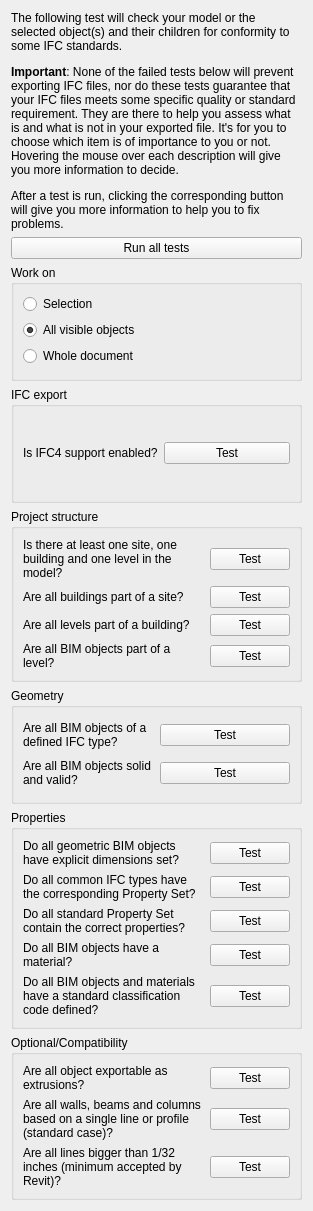
The window that dialogPreflight.ui (yorikvanhavre/BIM_Workbench) describes before a commit, drawn with Qt 5.
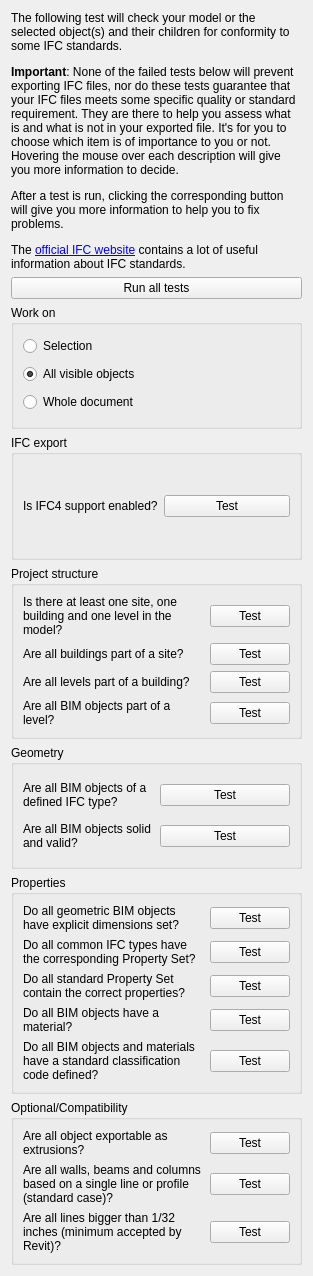
The same window after the commit.

Commit message: further tests implemented in preflight tool

Diff of the .ui file:
```diff
--- a/dialogPreflight.ui
+++ b/dialogPreflight.ui
@@ -7,7 +7,7 @@
     <x>0</x>
     <y>0</y>
     <width>313</width>
-    <height>1211</height>
+    <height>1276</height>
    </rect>
   </property>
   <property name="windowTitle">
@@ -17,7 +17,7 @@
    <item>
     <widget class="QLabel" name="label_7">
      <property name="text">
-      <string>&lt;html&gt;&lt;head/&gt;&lt;body&gt;&lt;p&gt;The following test will check your model or the selected object(s) and their children for conformity to some IFC standards.&lt;/p&gt;&lt;p&gt;&lt;span style=&quot; font-weight:600;&quot;&gt;Important&lt;/span&gt;: None of the failed tests below will prevent exporting IFC files, nor do these tests guarantee that your IFC files meets some specific quality or standard requirement. They are there to help you assess what is and what is not in your exported file. It's for you to choose which item is of importance to you or not. Hovering the mouse over each description will give you more information to decide.&lt;/p&gt;&lt;p&gt;After a test is run, clicking the corresponding button will give you more information to help you to fix problems.&lt;/p&gt;&lt;/body&gt;&lt;/html&gt;</string>
+      <string>&lt;html&gt;&lt;head/&gt;&lt;body&gt;&lt;p&gt;The following test will check your model or the selected object(s) and their children for conformity to some IFC standards.&lt;/p&gt;&lt;p&gt;&lt;span style=&quot; font-weight:600;&quot;&gt;Important&lt;/span&gt;: None of the failed tests below will prevent exporting IFC files, nor do these tests guarantee that your IFC files meets some specific quality or standard requirement. They are there to help you assess what is and what is not in your exported file. It's for you to choose which item is of importance to you or not. Hovering the mouse over each description will give you more information to decide.&lt;/p&gt;&lt;p&gt;After a test is run, clicking the corresponding button will give you more information to help you to fix problems.&lt;/p&gt;&lt;p&gt;The &lt;a href=&quot;http://www.buildingsmart-tech.org/specifications&quot;&gt;&lt;span style=&quot; text-decoration: underline; color:#0000ff;&quot;&gt;official IFC website&lt;/span&gt;&lt;/a&gt; contains a lot of useful information about IFC standards.&lt;/p&gt;&lt;/body&gt;&lt;/html&gt;</string>
      </property>
      <property name="wordWrap">
       <bool>true</bool>
```
The commit also changes 1 other file.
